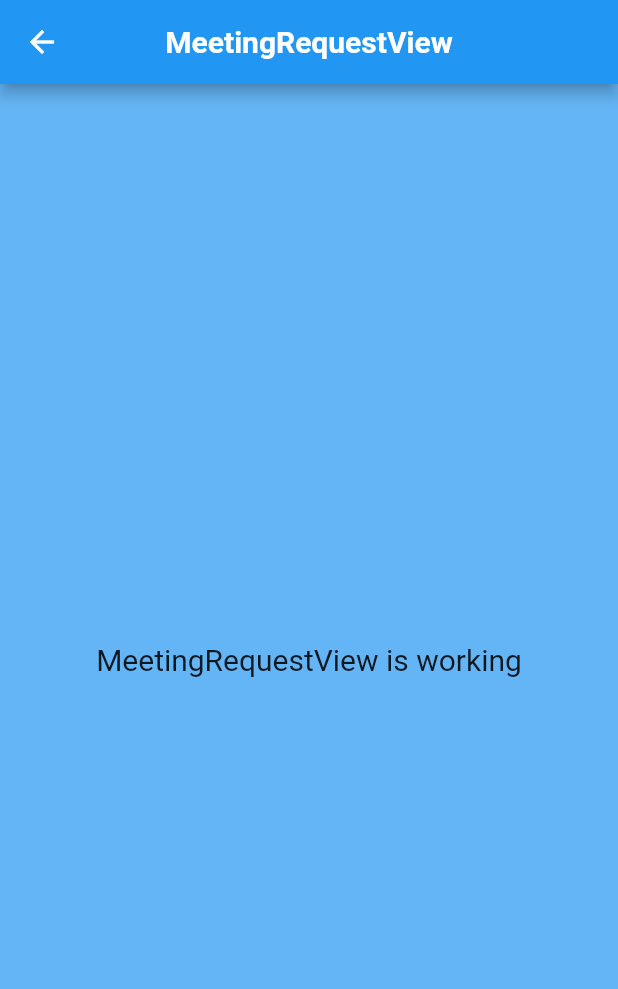
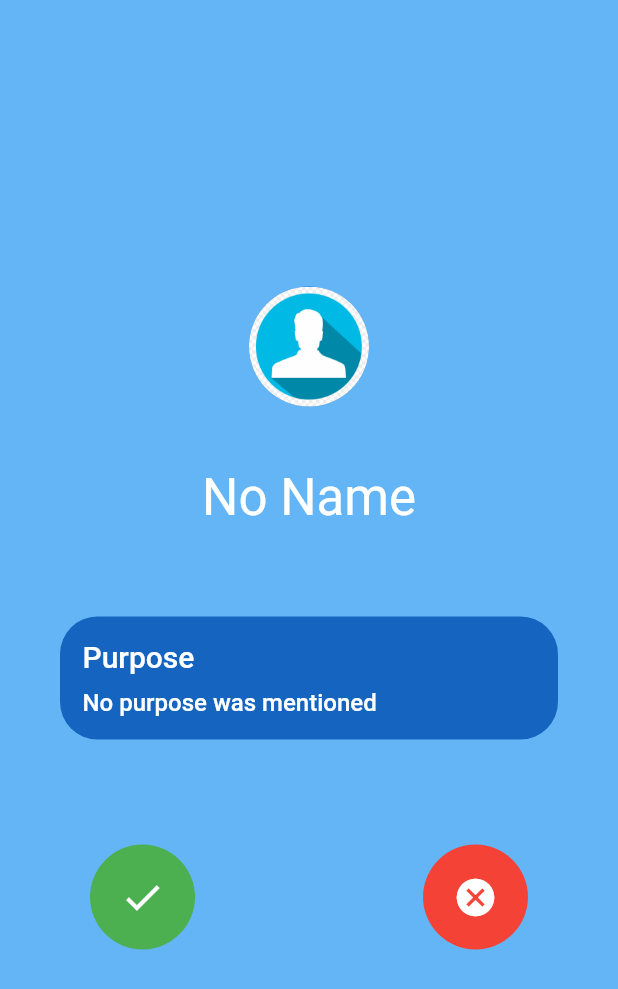
Before and after one commit to sidheshwar-s/Visitor-Management-Application-Employee, a Flutter app: the MeetingRequestView screen opened by its route, on a phone screen of 412 x 824 dp. Shown: the top 989 px of the screen. Run offline on Flutter 3.47's test engine with Material 2 defaults, Android fonts, the phone set to English and light mode, and no system bars; our stand-ins replace dio, firebase_auth, firebase_core, firebase_messaging, flutter_datetime_picker, flutter_local_notifications and 3 more; accounts and stored records are empty; network calls fail.

Commit message:
:construction: Added view for meeting request

```diff
--- a/lib/app/modules/home/widgets/request_widget.dart
+++ b/lib/app/modules/home/widgets/request_widget.dart
@@ -71,7 +71,11 @@ class RequestWidget extends GetView<HomeController> {
                         color: kRed,
                         onPressed: () async {
                           controller.isUpdationInProgress.value = true;
-                          await handleRejection();
+                          await handleRejection(
+                            meetingId,
+                            controller.rejectedReasonController,
+                            controller,
+                          );
                           controller.isUpdationInProgress.value = false;
                         },
                         icon: Icons.cancel,
@@ -135,8 +139,10 @@ class RequestWidget extends GetView<HomeController> {
       ),
     );
   }
+}
 
-  handleRejection() async {
+handleRejection(String meetingId, TextEditingController textEditingController,
+    HomeController controller) async {
   Get.defaultDialog(
     titlePadding: const EdgeInsets.only(
       top: 15,
@@ -151,7 +157,7 @@ class RequestWidget extends GetView<HomeController> {
       await HomeProviders().updateRequestedMeeting(
         meetingId: meetingId,
         status: "rejected",
-          rejectedReason: controller.rejectedReasonController.text,
+        rejectedReason: textEditingController.text,
       );
       Get.back();
       controller.getHomePageDetails();
@@ -176,7 +182,7 @@ class RequestWidget extends GetView<HomeController> {
               height: 5,
             ),
             TextField(
-                controller: controller.rejectedReasonController,
+              controller: textEditingController,
               style: const TextStyle(
                 color: kBlack,
               ),
@@ -193,4 +199,3 @@ class RequestWidget extends GetView<HomeController> {
     ),
   );
 }
-}
--- a/lib/app/modules/meeting_request/controllers/meeting_request_controller.dart
+++ b/lib/app/modules/meeting_request/controllers/meeting_request_controller.dart
@@ -1,20 +1,6 @@
+import 'package:flutter/cupertino.dart';
 import 'package:get/get.dart';
 
 class MeetingRequestController extends GetxController {
-  //TODO: Implement MeetingRequestController
-
-  final count = 0.obs;
-  @override
-  void onInit() {
-    super.onInit();
-  }
-
-  @override
-  void onReady() {
-    super.onReady();
-  }
-
-  @override
-  void onClose() {}
-  void increment() => count.value++;
+  TextEditingController rejectedReasonController = TextEditingController();
 }
--- a/lib/app/modules/meeting_request/views/meeting_request_view.dart
+++ b/lib/app/modules/meeting_request/views/meeting_request_view.dart
@@ -1,21 +1,141 @@
+import 'dart:ui';
+
 import 'package:flutter/material.dart';
+import 'package:get/get.dart';
+import 'package:vms_employee_flutter/app/data/constants.dart';
+import 'package:vms_employee_flutter/app/modules/home/controllers/home_controller.dart';
 
-import 'package:get/get.dart';
-
+import 'package:vms_employee_flutter/app/modules/home/models/meeting_model.dart';
+import 'package:vms_employee_flutter/app/modules/home/providers/home_providers.dart';
+import 'package:vms_employee_flutter/app/modules/home/widgets/request_widget.dart';
+import 'package:vms_employee_flutter/app/routes/app_pages.dart';
 import '../controllers/meeting_request_controller.dart';
 
 class MeetingRequestView extends GetView<MeetingRequestController> {
+  const MeetingRequestView({
+    Key? key,
+    this.meetingModel,
+  }) : super(key: key);
+  final MeetingModel? meetingModel;
+
   @override
   Widget build(BuildContext context) {
     return Scaffold(
-      appBar: AppBar(
-        title: Text('MeetingRequestView'),
-        centerTitle: true,
-      ),
-      body: Center(
-        child: Text(
-          'MeetingRequestView is working',
-          style: TextStyle(fontSize: 20),
+      body: SafeArea(
+        child: Padding(
+          padding: const EdgeInsets.all(20.0),
+          child: DefaultTextStyle(
+            style: Get.textTheme.headline6!.copyWith(color: kWhite),
+            child: Center(
+              child: Column(
+                mainAxisAlignment: MainAxisAlignment.center,
+                children: [
+                  if (meetingModel?.visitor?.selfieLink == null)
+                    const CircleAvatar(
+                      radius: 40,
+                      backgroundImage:
+                          AssetImage('assets/icons/user_image.png'),
+                    ),
+                  if (meetingModel?.visitor?.selfieLink != null)
+                    CircleAvatar(
+                      radius: 50,
+                      backgroundImage: NetworkImage(
+                        meetingModel!.visitor!.selfieLink!,
+                      ),
+                    ),
+                  const SizedBox(
+                    height: 40,
+                  ),
+                  Text(
+                    meetingModel?.visitor?.name ?? "No Name",
+                    style: Get.textTheme.headline4?.copyWith(color: kWhite),
+                  ),
+                  const SizedBox(
+                    height: 40,
+                  ),
+                  Container(
+                    width: double.infinity,
+                    margin: const EdgeInsets.all(20),
+                    padding: const EdgeInsets.all(15),
+                    decoration: BoxDecoration(
+                      color: kDarkBlue,
+                      borderRadius: BorderRadius.circular(25),
+                    ),
+                    child: Column(
+                      crossAxisAlignment: CrossAxisAlignment.start,
+                      children: [
+                        const Text("Purpose"),
+                        const SizedBox(
+                          height: 10,
+                        ),
+                        Text(
+                          meetingModel?.purpose ?? "No purpose was mentioned",
+                          style: Get.textTheme.bodyText1?.copyWith(
+                            color: kWhite,
+                            fontSize: 16,
+                          ),
+                        ),
+                      ],
+                    ),
+                  ),
+                  const SizedBox(
+                    height: 50,
+                  ),
+                  Center(
+                    child: Padding(
+                      padding: const EdgeInsets.symmetric(horizontal: 40.0),
+                      child: Row(
+                        mainAxisAlignment: MainAxisAlignment.spaceBetween,
+                        children: [
+                          InkWell(
+                            onTap: () async {
+                              await HomeProviders().updateRequestedMeeting(
+                                meetingId: meetingModel?.id ?? 'none',
+                                status: "accepted",
+                              );
+                              Get.offAllNamed(Routes.HOME);
+                            },
+                            child: Container(
+                              padding: const EdgeInsets.all(20),
+                              decoration: const BoxDecoration(
+                                shape: BoxShape.circle,
+                                color: kGreen,
+                              ),
+                              child: const Icon(
+                                Icons.done,
+                                color: kWhite,
+                                size: 30,
+                              ),
+                            ),
+                          ),
+                          InkWell(
+                            onTap: () {
+                              handleRejection(
+                                  meetingModel?.id ?? 'none',
+                                  controller.rejectedReasonController,
+                                  Get.find<HomeController>());
+                            },
+                            child: Container(
+                              padding: const EdgeInsets.all(20),
+                              decoration: const BoxDecoration(
+                                shape: BoxShape.circle,
+                                color: kRed,
+                              ),
+                              child: const Icon(
+                                Icons.cancel,
+                                color: kWhite,
+                                size: 30,
+                              ),
+                            ),
+                          ),
+                        ],
+                      ),
+                    ),
+                  ),
+                ],
+              ),
+            ),
+          ),
         ),
       ),
     );
--- a/lib/app/routes/app_pages.dart
+++ b/lib/app/routes/app_pages.dart
@@ -18,7 +18,7 @@ part 'app_routes.dart';
 class AppPages {
   AppPages._();
 
-  static const INITIAL = Routes.MEETING_REQUEST;
+  static const INITIAL = Routes.AUTH;
 
   static final routes = [
     GetPage(
--- a/lib/main.dart
+++ b/lib/main.dart
@@ -9,7 +9,10 @@ import 'package:get/get.dart';
 import 'package:google_fonts/google_fonts.dart';
 import 'package:vms_employee_flutter/app/data/common.dart';
 import 'package:vms_employee_flutter/app/data/constants.dart';
+import 'package:vms_employee_flutter/app/modules/home/controllers/home_controller.dart';
 import 'package:vms_employee_flutter/app/modules/home/models/meeting_model.dart';
+import 'package:vms_employee_flutter/app/modules/meeting_request/controllers/meeting_request_controller.dart';
+import 'package:vms_employee_flutter/app/modules/meeting_request/views/meeting_request_view.dart';
 import 'app/routes/app_pages.dart';
 import 'package:flutter_local_notifications/flutter_local_notifications.dart';
 
@@ -121,7 +124,12 @@ void handleFcmNotifications() async {
       android: AndroidInitializationSettings('@mipmap/ic_launcher'),
     ),
     onSelectNotification: (payLoad) {
-      print("on click");
+      Get.lazyPut(() => HomeController());
+      Get.lazyPut(() => MeetingRequestController());
+      // TODO: ADD API CALLS
+      Get.to(MeetingRequestView(
+        meetingModel: MeetingModel(),
+      ));
     },
   );
 
```
Lines whose indentation alone changed are shown as unchanged.
